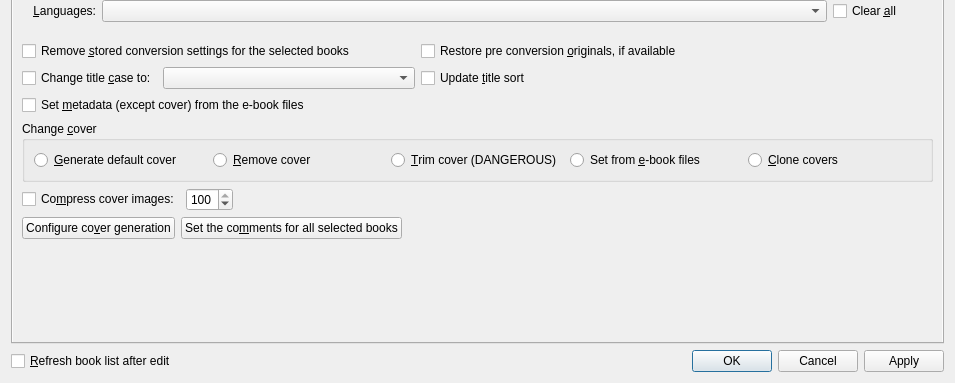
Qt form src/calibre/gui2/dialogs/metadata_bulk.ui (debian-calibre/calibre) before a commit; both pictures show x 0 to 955 and y 357 to 740 of the 955 by 740 pixel window.
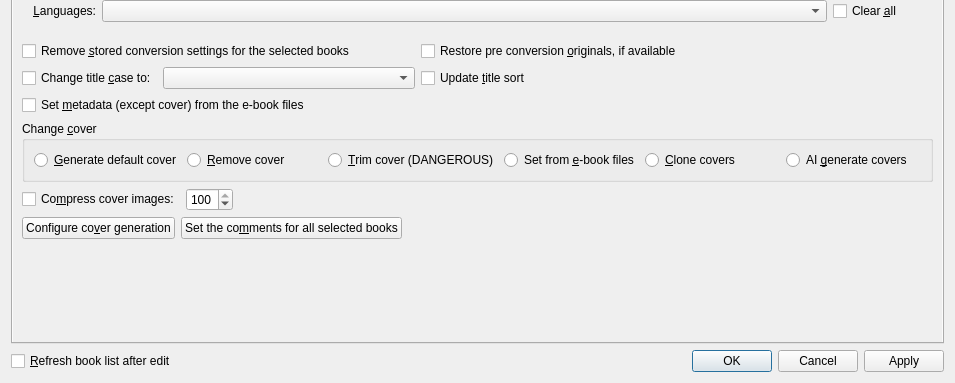
The same form after that commit. Icons and pictures are not drawn. Custom widgets are drawn as their Qt base class.

Diff of the .ui file:
```diff
--- a/src/calibre/gui2/dialogs/metadata_bulk.ui
+++ b/src/calibre/gui2/dialogs/metadata_bulk.ui
@@ -633,6 +633,16 @@
              </property>
             </widget>
            </item>
+           <item>
+            <widget class="QRadioButton" name="cover_ai_generate">
+             <property name="toolTip">
+              <string>Generate covers using AI, using the current AI cover generation settings</string>
+             </property>
+             <property name="text">
+              <string>AI &amp;generate covers</string>
+             </property>
+            </widget>
+           </item>
           </layout>
          </widget>
         </item>
```
Left out of the diff: 1 changed line with no effect on the pictures.
